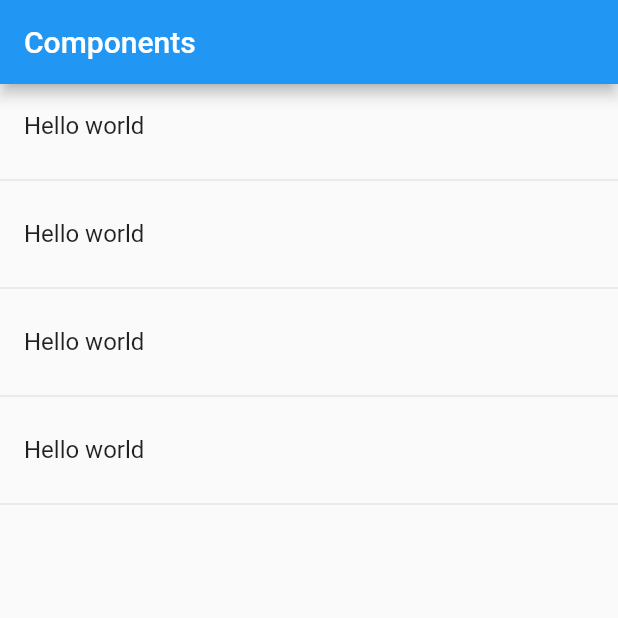
After one commit to jela3105/IntroFlutter, a Flutter app: the screen it shows after launch, on a phone screen of 412 x 824 dp, the top half of it. The commit adds this screen. Run offline on Flutter 3.47's test engine with Material 2 defaults, Android fonts, the phone set to English and light mode, and no system bars.

Commit message:
Add stateful widget home_page.dart

```diff
--- a/lib/main.dart
+++ b/lib/main.dart
@@ -1,12 +1,12 @@
 import 'package:flutter/material.dart';
 
-import 'package:components/src/pages/home_temp.dart';
+import 'package:components/src/pages/home_page.dart';
 
 void main() => runApp(MyApp());
 
 class MyApp extends StatelessWidget {
   @override
   Widget build(BuildContext context) {
-    return MaterialApp(debugShowCheckedModeBanner: false, home: HomePageTemp());
+    return MaterialApp(debugShowCheckedModeBanner: false, home: HomePage());
   }
 }
--- /dev/null
+++ b/lib/src/pages/home_page.dart
@@ -0,0 +1,32 @@
+import 'package:flutter/material.dart';
+
+class HomePage extends StatelessWidget {
+  @override
+  Widget build(BuildContext context) {
+    return Scaffold(
+      appBar: AppBar(
+        title: Text('Components'),
+      ),
+      body: _list(),
+    );
+  }
+
+  Widget _list() {
+    return ListView(
+      children: _listItems(),
+    );
+  }
+
+  List<Widget> _listItems() {
+    return [
+      ListTile(title: Text('Hello world')),
+      Divider(),
+      ListTile(title: Text('Hello world')),
+      Divider(),
+      ListTile(title: Text('Hello world')),
+      Divider(),
+      ListTile(title: Text('Hello world')),
+      Divider(),
+    ];
+  }
+}
```
